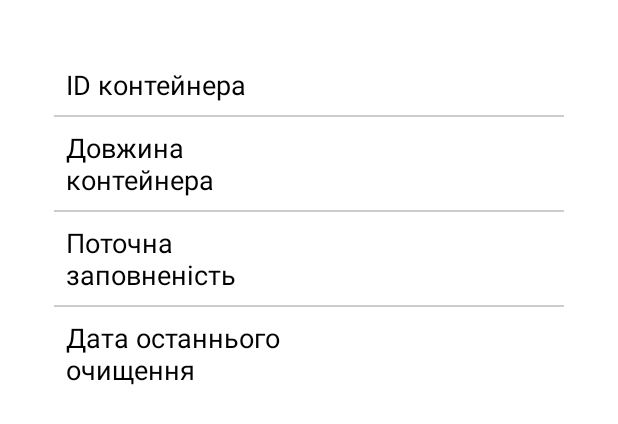
After one commit to SolomiiaMatiichuk/ContainerFullnessMonitoring, an Android app: the layout popup_info.xml on its own in the app's theme, with its tools: preview values and no code run, on a phone screen of 412 x 824 dp. The commit adds this screen. Shown: the top 424 px of the screen. Run offline under Robolectric (Android 15) with nearby library versions, the phone set to English and light mode, and no system bars.

Commit message:
add action for information button

```diff
--- a/AndroidApplication/app/src/main/java/com/example/myapplication/ui/home/HomeFragment.java
+++ b/AndroidApplication/app/src/main/java/com/example/myapplication/ui/home/HomeFragment.java
@@ -1,6 +1,7 @@
 package com.example.myapplication.ui.home;
 
 
+import android.app.AlertDialog;
 import android.app.NotificationChannel;
 import android.app.NotificationManager;
 import android.app.PendingIntent;
@@ -193,7 +194,7 @@ public class HomeFragment extends Fragment implements OnMapReadyCallback, Google
         // Add new markers
         for (Container container : containerList) {
             LatLng latLng = new LatLng(container.getLatitude(), container.getLongitude());
-            Marker marker = mMap.addMarker(new MarkerOptions().position(latLng).title(container.getName()).snippet("ID: " + container.getId() + ",Length: " + container.getLength()));
+            Marker marker = mMap.addMarker(new MarkerOptions().position(latLng).title(container.getName()).snippet("ID: " + container.getId() + ",Length: " + container.getLength() + ",LatestDistance: " + container.getLatestDistance()));
             setMarkerColor(marker, container.getLatestDistance(), container.getLength());
             markers.add(marker);
         }
@@ -222,9 +223,9 @@ public class HomeFragment extends Fragment implements OnMapReadyCallback, Google
 
             // Check notification setting and send notification
 
-            if (isNotificationsEnabled(getContext())) {
-                sendNotification("Контейнер  " + marker.getTitle() + " є на " + (int)fullness + "% заповнений");
-            }
+           // if (isNotificationsEnabled(getContext())) {
+           //     sendNotification("Контейнер  " + marker.getTitle() + " є на " + (int)fullness + "% заповнений");
+           // }
         }
 
         Bitmap originalBitmap = BitmapFactory.decodeResource(getResources(), iconResource);
@@ -286,6 +287,29 @@ public class HomeFragment extends Fragment implements OnMapReadyCallback, Google
         return false;
     }
 
+    private void showInfoPopup(int containerId, double containerLength, double latestDistance) {
+        LayoutInflater inflater = getLayoutInflater();
+        View alertLayout = inflater.inflate(R.layout.popup_info, null);
+
+        TextView textId = alertLayout.findViewById(R.id.text_id);
+        TextView textFullness = alertLayout.findViewById(R.id.fullness_info);
+        TextView textLength = alertLayout.findViewById(R.id.text_length);
+        TextView textLastDate = alertLayout.findViewById(R.id.text_last_date);
+
+        // Set your data here
+        textId.setText(Integer.toString(containerId));
+        textLength.setText(Double.toString(containerLength));
+        textFullness.setText(String.format("%.1f",((containerLength - latestDistance)/containerLength) *100.0) + "%");
+        textLastDate.setText("26.05.2024"); //currently test data
+
+        AlertDialog.Builder alert = new AlertDialog.Builder(getContext());
+        alert.setTitle("Інформація про контейнер");
+        alert.setView(alertLayout);
+        alert.setPositiveButton("OK", null);
+        AlertDialog dialog = alert.create();
+        dialog.show();
+    }
+
     private void showPopupWindow(Marker marker) {
         if (popupWindow != null && popupWindow.isShowing()) {
             popupWindow.dismiss();
@@ -308,6 +332,7 @@ public class HomeFragment extends Fragment implements OnMapReadyCallback, Google
 
         int containerId = Integer.parseInt(marker.getSnippet().split(",")[0].split(": ")[1]);
         double containerLength = Double.parseDouble(marker.getSnippet().split(",")[1].split(": ")[1]);
+        double latestDistance = Double.parseDouble(marker.getSnippet().split(",")[2].split(": ")[1]);
         showFullnessPlot(containerId, containerLength);
 
         //fetchFullnessData(Integer.parseInt(marker.getTitle()), Double.parseDouble(marker.getSnippet()));
@@ -318,6 +343,13 @@ public class HomeFragment extends Fragment implements OnMapReadyCallback, Google
         btnClose.setOnClickListener(view -> popupWindow.dismiss());
         btnPrevious.setOnClickListener(view -> navigateDate(btnNext, textview, -1));
         btnNext.setOnClickListener(view -> navigateDate(btnNext, textview, 1));
+
+        btnInfo.setOnClickListener(new View.OnClickListener() {
+            @Override
+            public void onClick(View v) {
+                showInfoPopup(containerId, containerLength, latestDistance);
+            }
+        });
 
         btnNext.setEnabled(false);
     }
--- /dev/null
+++ b/AndroidApplication/app/src/main/res/drawable/table_divider.xml
@@ -0,0 +1,5 @@
+<?xml version="1.0" encoding="utf-8"?>
+<shape xmlns:android="http://schemas.android.com/apk/res/android">
+    <size android:height="1dp" />
+    <solid android:color="#CCCCCC" />
+</shape>
--- /dev/null
+++ b/AndroidApplication/app/src/main/res/layout/popup_info.xml
@@ -0,0 +1,118 @@
+<?xml version="1.0" encoding="utf-8"?>
+<LinearLayout xmlns:android="http://schemas.android.com/apk/res/android"
+    android:layout_width="match_parent"
+    android:layout_height="wrap_content"
+    android:orientation="vertical"
+    android:padding="20dp">
+
+    <TableLayout
+        android:layout_width="match_parent"
+        android:layout_height="wrap_content"
+        android:stretchColumns="1"
+        android:background="@android:color/white"
+        android:padding="16dp"
+        android:layout_marginBottom="16dp"
+        android:showDividers="middle"
+        android:divider="@drawable/table_divider">
+
+        <TableRow
+            android:layout_width="match_parent"
+            android:layout_height="wrap_content"
+            android:gravity="center_vertical">
+
+            <TextView
+                android:layout_width="0dp"
+                android:layout_height="wrap_content"
+                android:layout_weight="1"
+                android:padding="8dp"
+                android:text="ID контейнера"
+                android:textSize="18sp"
+                android:textColor="@android:color/black" />
+
+            <TextView
+                android:id="@+id/text_id"
+                android:layout_width="0dp"
+                android:layout_height="wrap_content"
+                android:layout_weight="1"
+                android:padding="8dp"
+                android:textSize="18sp"
+                android:textColor="@android:color/black" />
+        </TableRow>
+
+        <TableRow
+            android:layout_width="match_parent"
+            android:layout_height="wrap_content"
+            android:gravity="center_vertical">
+
+            <TextView
+                android:layout_width="0dp"
+                android:layout_height="wrap_content"
+                android:layout_weight="1"
+                android:padding="8dp"
+                android:text="Довжина контейнера"
+                android:textSize="18sp"
+                android:textColor="@android:color/black" />
+
+            <TextView
+                android:id="@+id/text_length"
+                android:layout_width="0dp"
+                android:layout_height="wrap_content"
+                android:layout_weight="1"
+                android:padding="8dp"
+                android:textSize="18sp"
+                android:textColor="@android:color/black" />
+        </TableRow>
+
+        <TableRow
+            android:layout_width="match_parent"
+            android:layout_height="wrap_content"
+            android:gravity="center_vertical">
+
+            <TextView
+                android:layout_width="0dp"
+                android:layout_height="wrap_content"
+                android:layout_weight="1"
+                android:padding="8dp"
+                android:text="Поточна заповненість "
+                android:textSize="18sp"
+                android:textColor="@android:color/black" />
+
+            <TextView
+                android:id="@+id/fullness_info"
+                android:layout_width="0dp"
+                android:layout_height="wrap_content"
+                android:layout_weight="1"
+                android:padding="8dp"
+                android:textSize="18sp"
+                android:textColor="@android:color/black" />
+        </TableRow>
+
+        <TableRow
+            android:layout_width="match_parent"
+            android:layout_height="wrap_content"
+            android:gravity="center_vertical">
+
+            <TextView
+                android:layout_width="0dp"
+                android:layout_height="wrap_content"
+                android:layout_weight="1"
+                android:padding="8dp"
+                android:text="Дата останнього очищення"
+                android:textSize="18sp"
+                android:textColor="@android:color/black" />
+
+            <TextView
+                android:id="@+id/text_last_date"
+                android:layout_width="0dp"
+                android:layout_height="wrap_content"
+                android:layout_weight="1"
+                android:padding="8dp"
+                android:textSize="18sp"
+                android:textColor="@android:color/black" />
+        </TableRow>
+
+        <!-- Add more rows as needed -->
+
+    </TableLayout>
+
+</LinearLayout>
```
